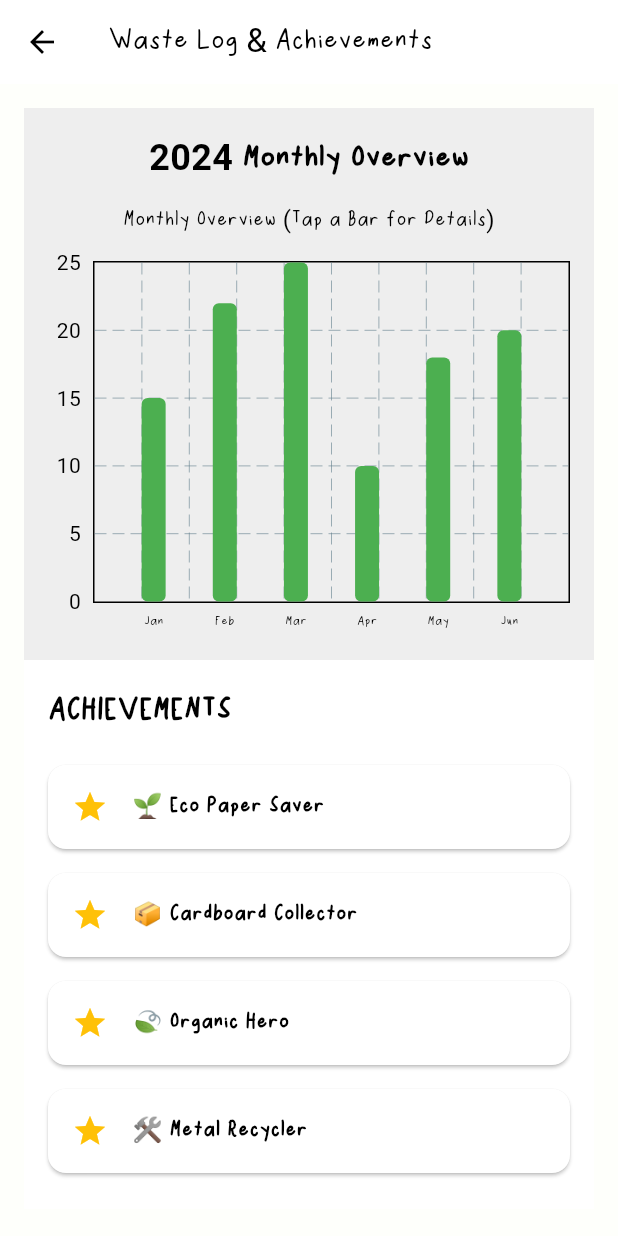
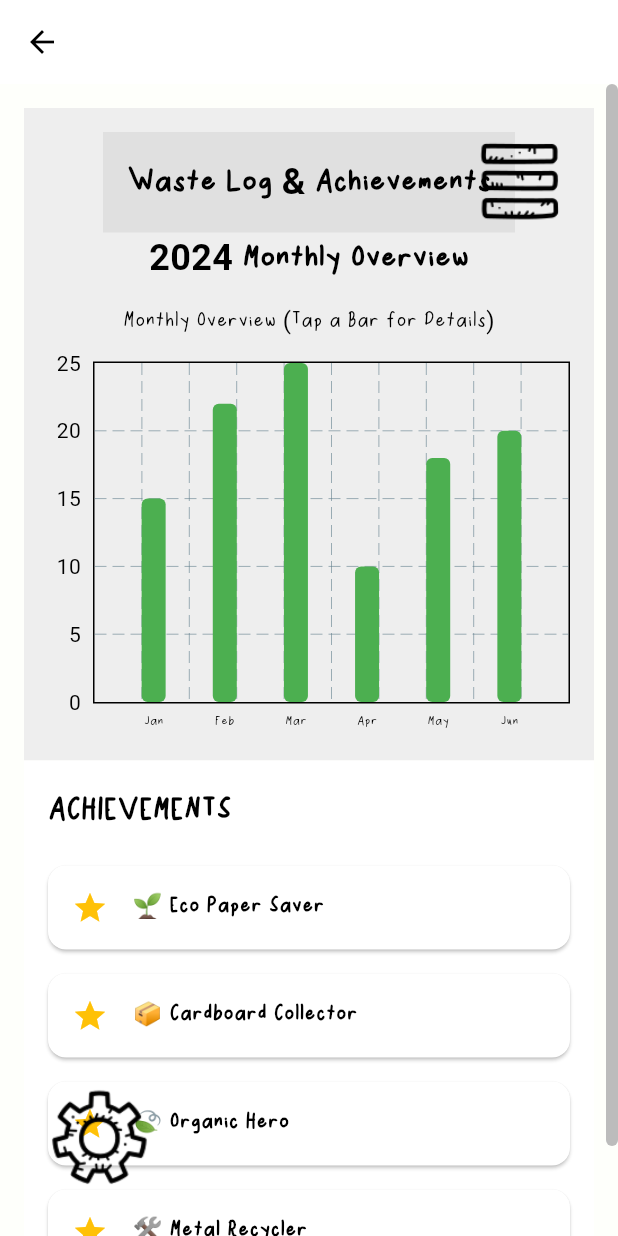
Before and after one commit to clarissachng/trash_classifier, a Flutter app: the OverviewPage screen opened by its route, on a phone screen of 412 x 824 dp. Run offline on Flutter 3.47's test engine with Material 3 defaults, Android fonts, the phone set to English and light mode, and no system bars; drawn by our look-alikes of fl_chart; our stand-ins replace camera.

Commit message:
minor changes at overview

```diff
--- a/lib/overview_page.dart
+++ b/lib/overview_page.dart
@@ -1,6 +1,8 @@
 import 'package:flutter/material.dart';
 import 'package:fl_chart/fl_chart.dart';
 import 'package:intl/intl.dart';
+import '../widget/drawer_menu.dart';
+import '../widget/settings_page.dart';
 
 class OverviewPage extends StatefulWidget {
   final String userId;
@@ -77,9 +79,11 @@ class _OverviewPageState extends State<OverviewPage> {
   Widget build(BuildContext context) {
     return Scaffold(
       appBar: AppBar(
-        title: const Text('Waste Log & Achievements'),
+        title: const Text(''),
       ),
-      body: Scrollbar(
+      body: Stack(
+        children: [
+          Scrollbar(
             thumbVisibility: true,
             controller: _scrollController,
             thickness: 8,
@@ -95,6 +99,20 @@ class _OverviewPageState extends State<OverviewPage> {
                   padding: const EdgeInsets.all(16),
                   child: Column(
                     children: [
+
+                      // Waste Log & Achievements Title Box
+                      Container(
+                        color: Colors.grey[300], // Background color for the title box
+                        padding: const EdgeInsets.all(16),
+                        child: const Text(
+                          'Waste Log & Achievements',
+                          style: TextStyle(
+                            fontSize: 24,
+                            fontWeight: FontWeight.bold,
+                          ),
+                        ),
+                      ),
+
                       Text(
                         '$currentYear Monthly Overview',
                         style: const TextStyle(
@@ -168,9 +186,36 @@ class _OverviewPageState extends State<OverviewPage> {
               ],
             ),
           ),
+
+          // Top Right Menu Icon
+          Positioned(
+            top: 20,
+            right: 20,
+            child: IconButton(
+              icon: Image.asset(
+                'assets/widgets/menu-icon.png',
+                width: 75,
+              ),
+              onPressed: () => _navigateToDrawer(context),
+            ),
+          ),
+
+          // Settings Button (Bottom Left)
+          Positioned(
+            bottom: 20,
+            left: 20,
+            child: IconButton(
+              icon: Image.asset(
+                'assets/icon/settings-icon.png',
+                height: 75,
+              ),
+              onPressed: () => _navigateToSettings(context),
+            ),
+          ),
+        ],
+      ),
     );
   }
-
   Widget buildMonthlyBarChart() {
     return BarChart(
       BarChartData(
@@ -299,3 +344,18 @@ class _OverviewPageState extends State<OverviewPage> {
     );
   }
 }
+
+// Navigation functions
+  void _navigateToDrawer(BuildContext context) {
+    Navigator.push(
+      context,
+      MaterialPageRoute(builder: (context) => DrawerMenu()),
+    );
+  }
+
+  void _navigateToSettings(BuildContext context) {
+    Navigator.push(
+      context,
+      MaterialPageRoute(builder: (context) => SettingsPage()),
+    );
+  }
```
Lines whose indentation alone changed are shown as unchanged.
